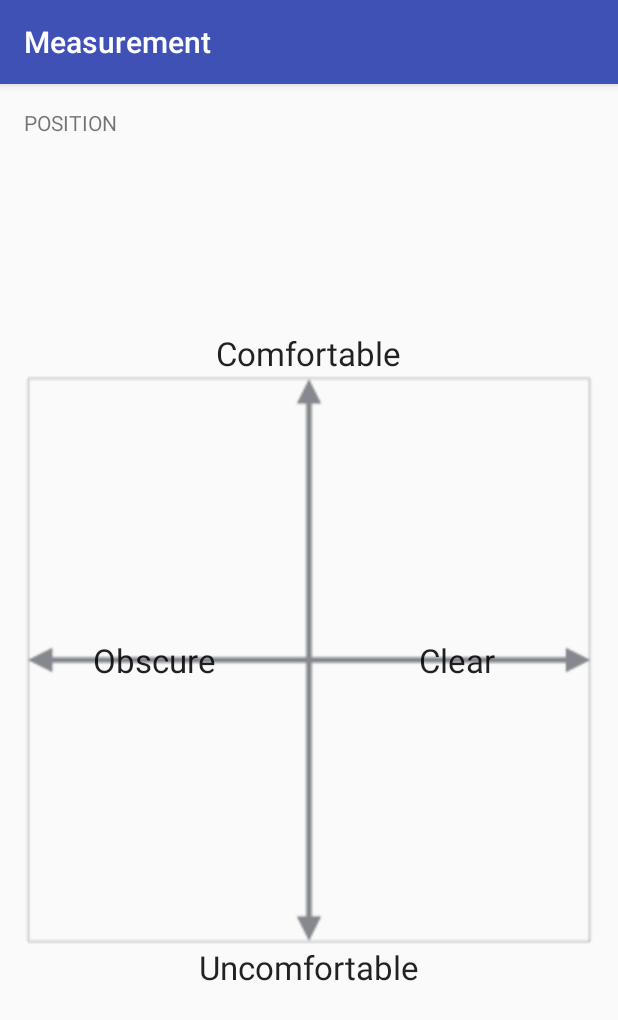
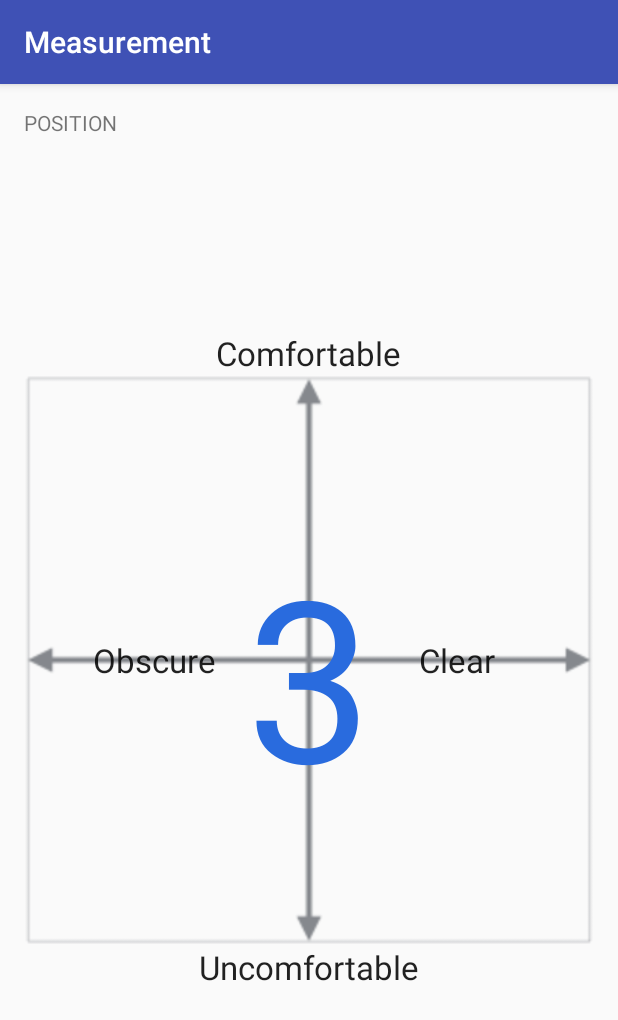
Before and after one commit to tubesoft/MoodRecorder, an Android app: the screen it shows after launch (MeasurementActivity), after a tap on "直に計測へ（臨時）", on a phone screen of 412 x 824 dp. Shown: the top 1020 px of the screen. Run offline under Robolectric (Android 15) with nearby library versions, the phone set to English and light mode, and no system bars.

Commit message:
測定画面周りの処理を追加。

```diff
--- a/app/src/main/java/com/tubesoft/moodrecorder/MainActivity.java
+++ b/app/src/main/java/com/tubesoft/moodrecorder/MainActivity.java
@@ -68,9 +68,13 @@ public class MainActivity extends AppCompatActivity {
             case R.id.btnHistory:
                 startActivity(new Intent(this, BrowsingHistoryActivity.class));
                 break;
+            //臨時で直接測定画面へ行くボタン
             case R.id.btnDirect:
-                System.out.println("PRESSED");
-                startActivity(new Intent(this, MeasurementActivity.class));
+                MeasurementTime times = new MeasurementTime(npMin.getValue(), npSec.getValue());
+                Intent intentMeasurement = new Intent(this, MeasurementActivity.class);
+                intentMeasurement.putExtra("measurement_time", times);
+                startActivity(intentMeasurement);
+                break;
         }
     }
 }
--- a/app/src/main/java/com/tubesoft/moodrecorder/MeasurementActivity.java
+++ b/app/src/main/java/com/tubesoft/moodrecorder/MeasurementActivity.java
@@ -1,6 +1,9 @@
 package com.tubesoft.moodrecorder;
 
+import android.content.SharedPreferences;
 import android.os.Bundle;
+import android.os.Handler;
+import android.preference.PreferenceManager;
 import android.support.design.widget.FloatingActionButton;
 import android.support.design.widget.Snackbar;
 import android.support.v7.app.AppCompatActivity;
@@ -10,12 +13,29 @@ import android.view.View;
 import android.widget.ImageView;
 import android.widget.TextView;
 
+import java.util.Timer;
+import java.util.TimerTask;
+
 public class MeasurementActivity extends AppCompatActivity implements View.OnTouchListener{
 
-    ImageView img;
-    float xPos;
-    float yPos;
-    TextView positionText;
+    private ImageView img;
+    private float xPos;
+    private float yPos;
+    private TextView positionText;
+    protected Timer countdownTimer;
+    protected CountdownTimerTask countdownTimerTask;
+    private TextView countText;					//テキストビュー
+    private int count = 5;						//カウント
+    private Handler mHandler = new Handler();   //UI Threadへのpost用ハンドラ
+    private SharedPreferences pref;     //設定クラス
+    private int samplingRate;
+    private  boolean isTracked;
+    private int measureSec;     //測定時間の秒（メイン画面で設定したもの）
+    private int measureMin;     //測定時間の分
+    protected Timer measurementTimer;
+    protected MeasurementTimerTask measurementTimerTask;
+
+
 
     @Override
     protected void onCreate(Bundle savedInstanceState) {
@@ -24,9 +44,34 @@ public class MeasurementActivity extends AppCompatActivity implements View.OnTou
         Toolbar toolbar = (Toolbar) findViewById(R.id.toolbar);
         setSupportActionBar(toolbar);
 
+        //設定からサンプリングレートを取得
+        pref = PreferenceManager.getDefaultSharedPreferences(this);
+        samplingRate = Integer.parseInt(pref.getString("pref_sampling_rate", "20"));
+        System.out.println(samplingRate);
+        //設定から軌跡取得の有無を取得
+        isTracked = pref.getBoolean("pref_is_tracked", false);
+
+        //メインアクティビティで設定した時間を取得
+        MeasurementTime time = (MeasurementTime)getIntent().getSerializableExtra("measurement_time");
+        measureSec = time.getTime(MeasurementTime.times.SEC);
+        measureMin = time.getTime(MeasurementTime.times.MIN);
+
+        //座標取得ビューを取得
         positionText = (TextView)findViewById(R.id.position);
         img = (ImageView)findViewById(R.id.imageView);
         img.setOnTouchListener(this);
+
+        //カウントダウンタイマー
+        countText = (TextView)findViewById(R.id.textCountdown);
+        countText.setText(String.valueOf(count));
+        this.countdownTimer = new Timer();
+        this.countdownTimerTask = new CountdownTimerTask();
+        //schedule(task,time, period)taskオブジェクトのrunメソッドを時刻timeを開始時点としてperiod（ミリ秒）間隔で実行する
+        this.countdownTimer.schedule(countdownTimerTask, 1000, 1000);
+
+        //測定タイマー
+        this.measurementTimer = new Timer();
+        this.measurementTimerTask = new MeasurementTimerTask();
     }
 
     @Override
@@ -53,4 +98,51 @@ public class MeasurementActivity extends AppCompatActivity implements View.OnTou
             return false;
 
     }
+
+
+    /**
+     * タイマータスク派生クラス
+     * run()に定周期で処理したい内容を記述
+     *
+     */
+    public class CountdownTimerTask extends TimerTask {
+        @Override
+        public void run() {
+            //ここに定周期で実行したい処理を記述します
+            mHandler.post( new Runnable() {
+                public void run() {
+
+                    if (count > 0) {
+                        //実行間隔分を加算処理
+                        count -= 1;
+                        //画面にカウントを表示
+                        countText.setText(String.valueOf(count));
+                    } else {
+                        countText.setVisibility(View.GONE);
+                        countdownTimer.cancel();
+                        //測定タイマーを起動（更新間隔は1秒をレートで割る）※いまのとこコメントアウトしときます。
+//                        measurementTimer.schedule(measurementTimerTask,0 , (1000/samplingRate));
+                        //ここで軌跡の表示をする場合オンにする
+
+                    }
+
+                }
+            });
+        }
+    }
+
+    public class MeasurementTimerTask extends TimerTask {
+        @Override
+        public void run() {
+            //ここに定周期で実行したい処理を記述します
+            mHandler.post( new Runnable() {
+                public void run() {
+                    //はじめに設定した時間内で処理を終わらせるようにする
+                    //以下で測定した座標および時刻をリストに格納する
+
+                }
+            });
+        }
+    }
+
 }
--- a/app/src/main/java/com/tubesoft/moodrecorder/MeasurementInstructionActivity.java
+++ b/app/src/main/java/com/tubesoft/moodrecorder/MeasurementInstructionActivity.java
@@ -118,8 +118,8 @@ public class MeasurementInstructionActivity extends AppCompatActivity {
         public View onCreateView(LayoutInflater inflater, ViewGroup container,
                                  Bundle savedInstanceState) {
             View rootView = inflater.inflate(R.layout.fragment_measurement_instruction, container, false);
-            TextView textView = (TextView) rootView.findViewById(R.id.section_label);
-            textView.setText(getString(R.string.section_format, getArguments().getInt(ARG_SECTION_NUMBER)));
+//            TextView textView = (TextView) rootView.findViewById(R.id.section_label);
+//            textView.setText(getString(R.string.section_format, getArguments().getInt(ARG_SECTION_NUMBER)));
             return rootView;
         }
     }
--- a/app/src/main/res/layout/content_measurement.xml
+++ b/app/src/main/res/layout/content_measurement.xml
@@ -68,4 +68,16 @@
         android:layout_toRightOf="@+id/textView6"
         android:layout_toEndOf="@+id/textView6" />
 
+    <TextView
+        android:layout_width="wrap_content"
+        android:layout_height="wrap_content"
+        android:textAppearance="?android:attr/textAppearanceLarge"
+        android:id="@+id/textCountdown"
+        android:textSize="150sp"
+        android:gravity="center"
+        android:layout_below="@+id/position"
+        android:layout_centerHorizontal="true"
+        android:layout_alignParentBottom="true"
+        android:textColor="#296bde" />
+
 </RelativeLayout>
--- a/app/src/main/res/values/strings.xml
+++ b/app/src/main/res/values/strings.xml
@@ -17,9 +17,9 @@
 
     <!-- 設定画面-->
     <string name="title_pref_is_tracked">Draw Tracking</string>
-    <string name="title_pref_sampling_rate">Sampling Rate</string>
-    <string name="summary_pref_sampling_rate">Choose the following rates.</string>
     <string name="summary_pref_is_tracked">Draw a track while measurements.</string>
+    <string name="title_pref_sampling_rate">Sampling Rate (Hz)</string>
+    <string name="summary_pref_sampling_rate">Choose the following rates.(Hz)</string>
 
     <!-- 測定画面-->
     <string name="comfortable">Comfortable</string>
```
Also changed, not shown: app/src/main/res/values/arrays.xml (+17 -3 lines), 1 other file.
